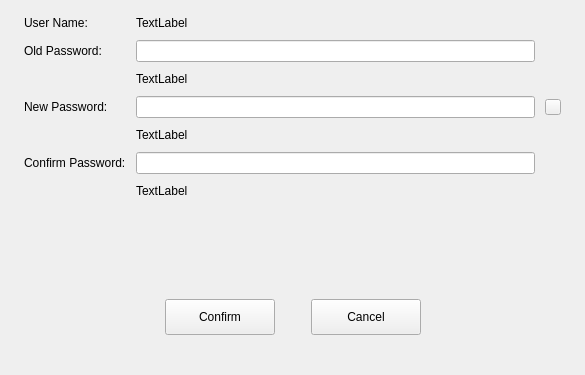
Above: src/pages/system/user-manager/passwd-update-dialog.ui from openeuler-mirror/ks-scmc-gui before the change. Below: the same form after it.
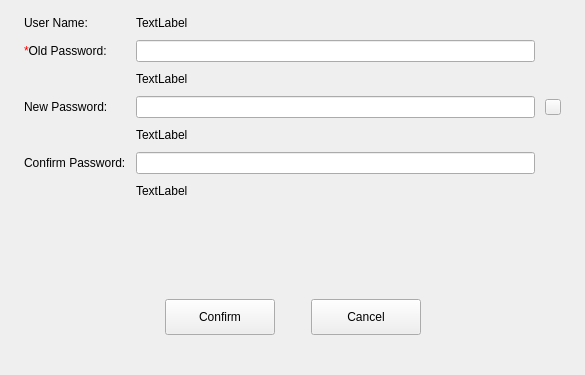
That is the form after the change. Icons and pictures are not drawn. Custom widgets are drawn as their Qt base class.

Commit message: fix（pages）：modify old password - 统一输入框必填标识

The edit to the form file:
```diff
--- a/src/pages/system/user-manager/passwd-update-dialog.ui
+++ b/src/pages/system/user-manager/passwd-update-dialog.ui
@@ -51,7 +51,7 @@
      <item row="1" column="0">
       <widget class="QLabel" name="label_3">
        <property name="text">
-        <string>Old Password:</string>
+        <string>&lt;font color=red&gt;*&lt;/font&gt;Old Password:</string>
        </property>
       </widget>
      </item>
```
